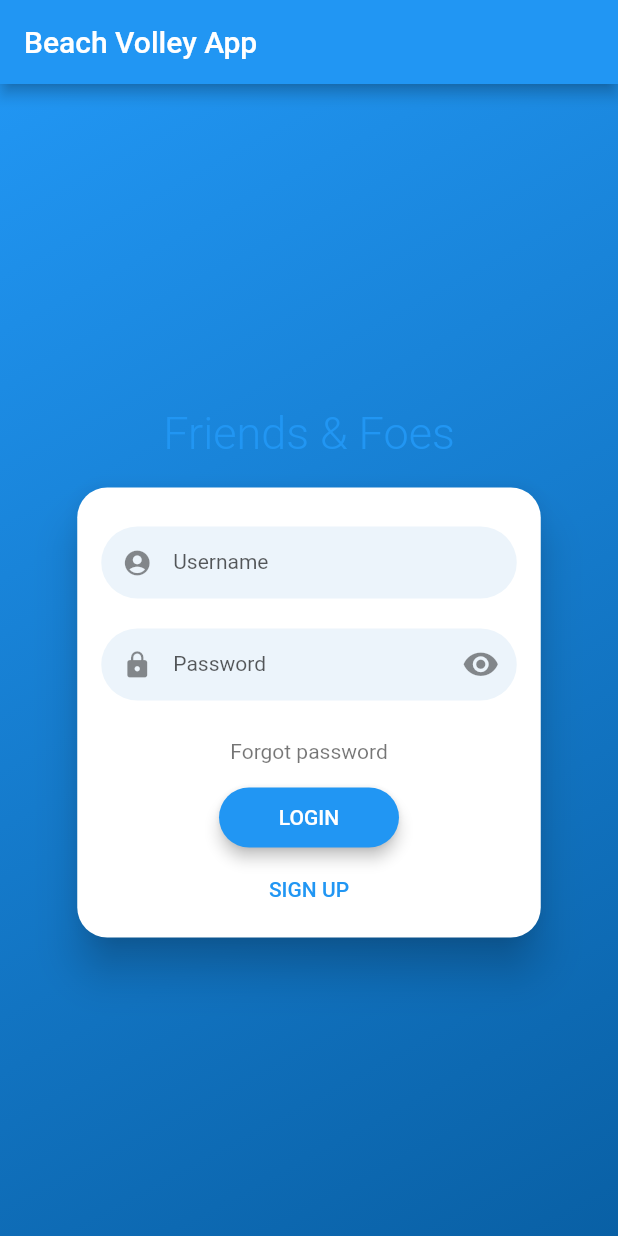
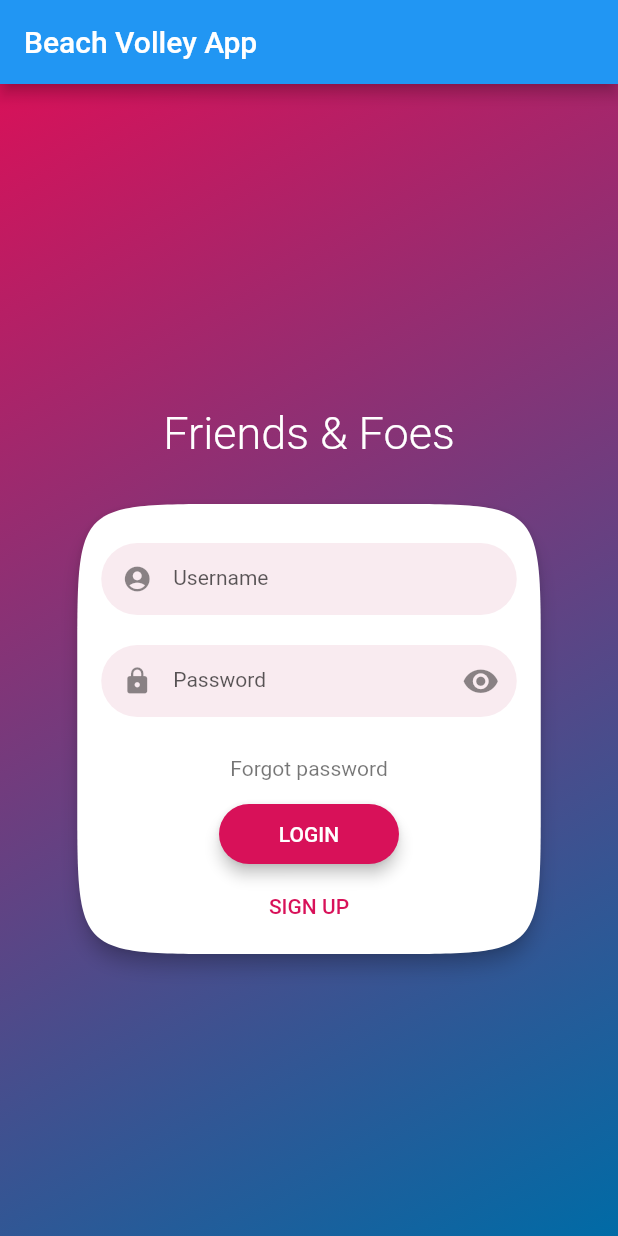
Before and after one commit to fdp7/beachvolleyapp-flutter, a Flutter app: the screen it shows after launch, on a phone screen of 412 x 824 dp. Run offline on Flutter 3.47's test engine with Material 2 defaults, Android fonts, the phone set to English and light mode, and no system bars; drawn by our look-alikes of flutter_login; our stand-ins replace animated_bottom_navigation_bar, flutter_secure_storage, multi_select_flutter, numberpicker, pie_chart, pull_to_refresh and 1 more; Roboto replaces fonts that are missing (CoreSans).

Commit message:
edit login page style, add winloss chart

```diff
--- a/beachvolley_flutter/lib/league_components/matchCard.dart
+++ b/beachvolley_flutter/lib/league_components/matchCard.dart
@@ -156,14 +156,14 @@ class MatchCard extends StatelessWidget {
     );
   }
 
+  /// Summary: establish which team we're creating
+  /// and if the current player won the match
   List<Widget> _createTeam(String team) {
     List<Text> rows = [];
     int length = 0;
     List<String> teamPlayers = [];
     late bool currentUserWon;
 
-    /// Summary: establish which team we're creating
-    /// and if the current player won the match
     if (team == "teamA") {
       teamPlayers = match.team_a;
       if (teamPlayers.contains(currentUser)){
--- a/beachvolley_flutter/lib/login_widget.dart
+++ b/beachvolley_flutter/lib/login_widget.dart
@@ -64,8 +64,8 @@ class LoginScreen extends StatelessWidget {
         const SystemUiOverlayStyle(
             statusBarIconBrightness: Brightness.dark,
             statusBarColor: Colors.transparent,
-            systemNavigationBarDividerColor: Color(0xff006ba6),
-            systemNavigationBarColor: Color(0xff006ba6),
+            systemNavigationBarDividerColor: Colors.white,
+            systemNavigationBarColor: Colors.white,
             systemNavigationBarIconBrightness: Brightness.light
         )
     );
@@ -73,10 +73,25 @@ class LoginScreen extends StatelessWidget {
     return FlutterLogin(
       title: 'Friends & Foes',
       theme: LoginTheme(
-          titleStyle: const TextStyle(
-              fontFamily: "CoreSans",
-              fontSize: 30
-          )
+        titleStyle: const TextStyle(
+          fontFamily: "CoreSans",
+          fontSize: 30,
+          color: Colors.white
+        ),
+        pageColorDark: const Color(0xff006ba6),
+        pageColorLight: const Color(0xffd81159),
+        primaryColor: const Color(0xffd81159),
+        accentColor: const Color(0xffd81159),
+        primaryColorAsInputLabel: true,
+        errorColor: const Color(0xffd81159),
+        cardTheme: CardTheme(
+          color: Colors.white,
+          elevation: 5,
+          margin: const EdgeInsets.only(top: 15),
+          shape: ContinuousRectangleBorder(
+              borderRadius: BorderRadius.circular(100.0)
+          ),
+        ),
       ),
       // logo: 'images/logo.jpg',
       onLogin: _login,
@@ -99,8 +114,8 @@ class LoginScreen extends StatelessWidget {
         recoverPasswordButton: 'Recover Password',
         goBackButton: 'BACK',
         confirmPasswordError: 'Confirm Password does not match Password',
-        recoverPasswordDescription: 'Password Recovery service is not available yet.',
-        recoverPasswordSuccess: 'Your request have been ignored, please contact the Good God Dippi',
+        recoverPasswordDescription: 'Password Recovery service is not available yet',
+        recoverPasswordSuccess: 'Your request have been ignored, please contact Dippi',
       ),
     );
   }
--- a/beachvolley_flutter/lib/player_components/pieChart.dart
+++ b/beachvolley_flutter/lib/player_components/pieChart.dart
@@ -51,6 +51,4 @@ class MyPieChart extends StatelessWidget {
     );
   }
 
-
-
 }
--- a/beachvolley_flutter/pubspec.yaml
+++ b/beachvolley_flutter/pubspec.yaml
@@ -45,7 +45,7 @@ dependencies:
   multi_select_flutter: ^4.1.3
   pull_to_refresh: ^2.0.0
   pie_chart: ^5.3.2
-  indicator: ^0.0.7
+  syncfusion_flutter_charts: ^20.4.49
 
 dev_dependencies:
   flutter_test:
```
Also changed, not shown: beachvolley_flutter/lib/addMatch_widget.dart (+5 -5 lines), beachvolley_flutter/lib/league_components/lastMatches.dart (+4 -4 lines), beachvolley_flutter/lib/player_components/matchesColumnChart.dart (added, +79 -0 lines), beachvolley_flutter/lib/player_widget.dart (+13 -6 lines), beachvolley_flutter/pubspec.lock.
